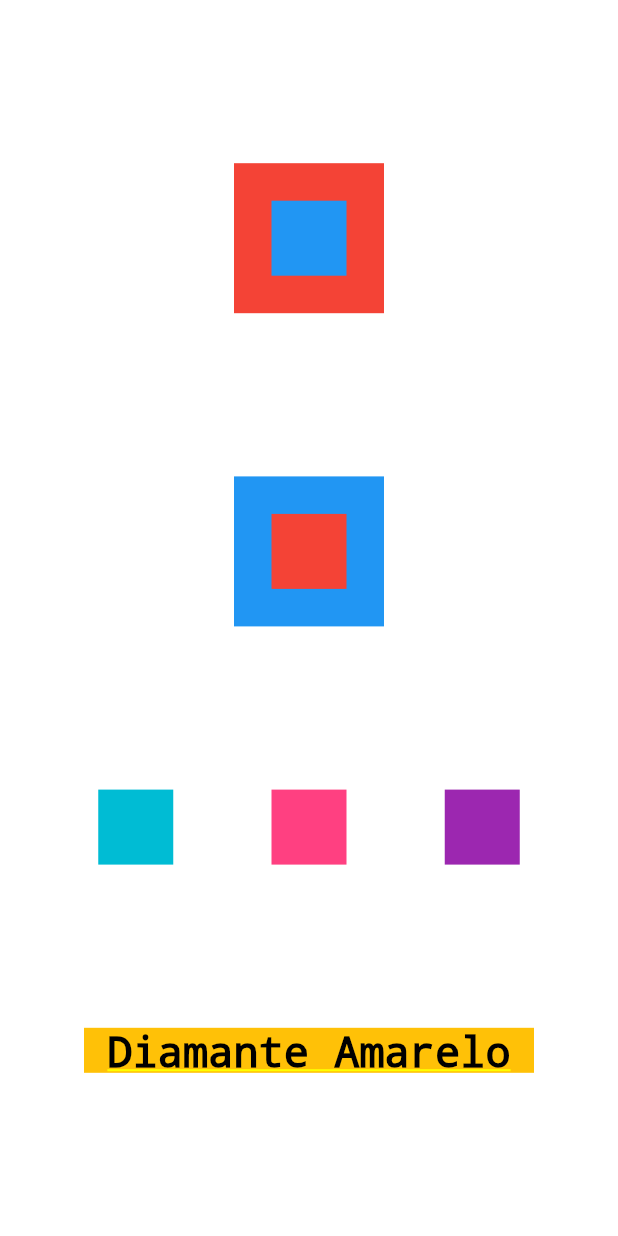
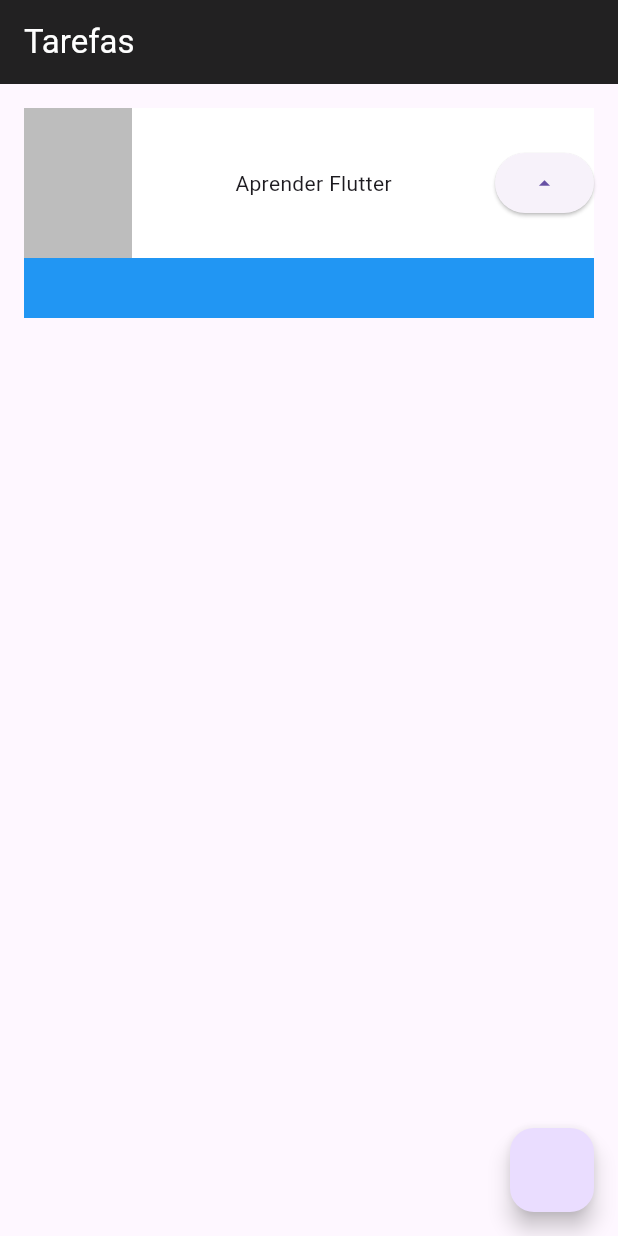
Before and after one commit to pabloalves01/flutter-studing, a Flutter app: the screen it shows after launch, on a phone screen of 412 x 824 dp. Run offline on Flutter 3.47's test engine with Material 3 defaults, Android fonts, the phone set to English and light mode, and no system bars.

Commit message:
Refactor main screen and add my_fisrt_screen.dart
Replaces the home UI in main.dart with a Scaffold, AppBar, and updated layout for a task item. Moves the previous container-based UI to a new file, my_fisrt_screen.dart, as commented code for future reference or reuse.

```diff
--- a/lib/main.dart
+++ b/lib/main.dart
@@ -12,47 +12,35 @@ class MyApp extends StatelessWidget {
     return MaterialApp(
       title: 'Flutter App',
       theme: ThemeData(primarySwatch: Colors.blue),
-      home: Container(
-        color: Colors.white,
-        child: Column(
-          mainAxisAlignment: MainAxisAlignment.spaceEvenly,
-          crossAxisAlignment: CrossAxisAlignment.center,
-          children: [
-            Stack(
-              alignment: AlignmentDirectional.center,
-              children: [
-                Container(color: Colors.red, width: 100.0, height: 100.0),
-                Container(color: Colors.blue, width: 50.0, height: 50.0),
-              ],
-            ),
-            Stack(
-              alignment: AlignmentDirectional.center,
-              children: [
-                Container(color: Colors.blue, width: 100.0, height: 100.0),
-                Container(color: Colors.red, width: 50.0, height: 50.0),
-              ],
-            ),
-            Row(
-              mainAxisAlignment: MainAxisAlignment.spaceEvenly,
-              crossAxisAlignment: CrossAxisAlignment.center,
-              children: [
-                Container(color: Colors.cyan, width: 50.0, height: 50.0),
-                Container(color: Colors.pinkAccent, width: 50.0, height: 50.0),
-                Container(color: Colors.purple, width: 50.0, height: 50.0),
-              ],
-            ),
-            Container(
-              color: Colors.amber,
-              width: 300.0,
-              height: 30.0,
-              child: Text(
-                'Diamante Amarelo',
-                textAlign: TextAlign.center,
-                style: TextStyle(color: Colors.black, fontSize: 28),
+      home: Scaffold(
+        appBar: AppBar(
+          title: Text('Tarefas', style: TextStyle(color: Colors.white)),
+          backgroundColor: Colors.black87,
+        ),
+        body: Container(
+          margin: EdgeInsetsGeometry.all(16.0),
+          child: Stack(
+            children: [
+              Container(color: Colors.blue, height: 140.0),
+              Container(
+                color: Colors.white,
+                height: 100.0,
+                child: Row(
+                  mainAxisAlignment: MainAxisAlignment.spaceBetween,
+                  children: [
+                    Container(color: Colors.black26, width: 72, height: 100),
+                    Text('Aprender Flutter'),
+                    ElevatedButton(
+                      onPressed: () {},
+                      child: Icon(Icons.arrow_drop_up),
+                    ),
+                  ],
+                ),
               ),
-            ),
-          ],
+            ],
+          ),
         ),
+        floatingActionButton: FloatingActionButton(onPressed: () {}),
       ),
     );
   }
```
Also changed, not shown: lib/my_fisrt_screen.dart (added, +48 -0 lines).
